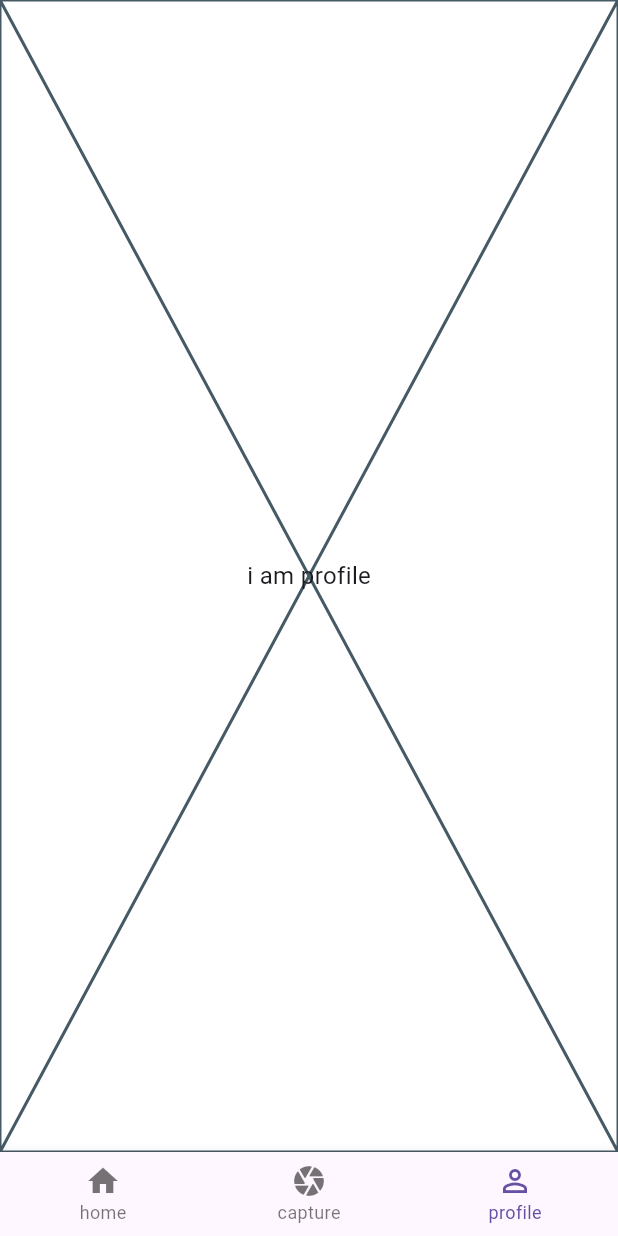
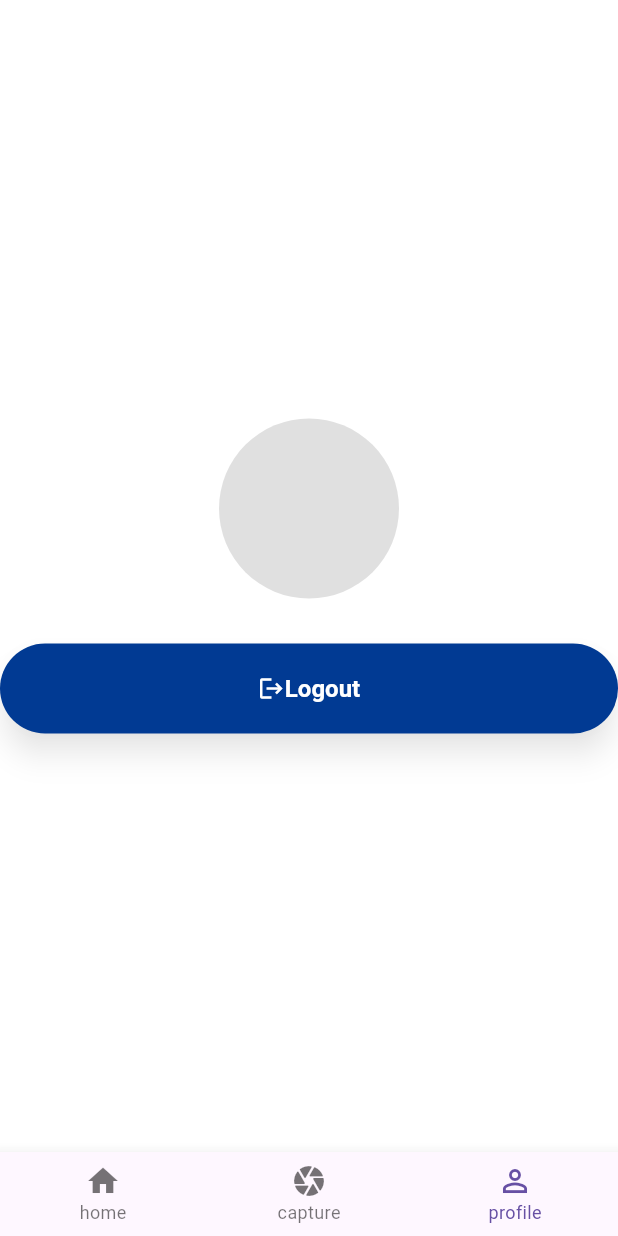
Before and after one commit to tlb-unilag/mobile, a Flutter app: the HomeScreen screen opened directly, item 3 of the bottom bar chosen, on a phone screen of 412 x 824 dp. Run offline on Flutter 3.47's test engine with Material 3 defaults, Android fonts, the phone set to English and light mode, and no system bars; our stand-ins replace cached_network_image, camera, dio, dotted_border, extended_image, flutter_riverpod and 7 more; missing offline and left inert: cloudinary_flutter, cloudinary_url_gen, dio_smart_retry, duration, talker_dio_logger; accounts and stored records are empty; network calls fail; Roboto replaces fonts that are missing (EudoxusSans); statements that could not run were skipped.

Commit message:
feat:added logout button to logout page

```diff
--- a/lib/features/profile/presentation/profile.dart
+++ b/lib/features/profile/presentation/profile.dart
@@ -1,19 +1,36 @@
-
+import 'package:taro_leaf_blight/features/auth/providers/auth_provider.dart';
 import 'package:taro_leaf_blight/packages/packages.dart';
 
-class ProfileScreen extends ConsumerStatefulWidget {
+class ProfileScreen extends ConsumerWidget {
   const ProfileScreen({super.key});
 
   @override
-  ConsumerState<ConsumerStatefulWidget> createState() => _ProfileScreenState();
-}
-
-class _ProfileScreenState extends ConsumerState<ProfileScreen> {
-
-  @override
-  Widget build(BuildContext context) {
-    return Placeholder(
-      child: Center(child: Text("i am profile")),
+  Widget build(BuildContext context, WidgetRef ref) {
+    var auth = ref.read(authProvider.notifier);
+    return Container(
+      height: WindowSize.height(context),
+      child: Center(
+        child: Column(
+           mainAxisAlignment: MainAxisAlignment.center, // Add this line
+          children: [
+            CircleAvatar(
+              radius: 60,
+              backgroundColor: AppColors.greyDisabled,
+            ),
+            30.gap,
+            AppButton(
+              label: 'Logout',
+              onPressed: () {
+                auth.logout(context);
+              },
+              child: Row(
+                mainAxisAlignment: MainAxisAlignment.center,
+                children: [Icon(Icons.logout), Text('Logout')],
+              ),
+            )
+          ],
+        ),
+      ),
     );
   }
 }
```
